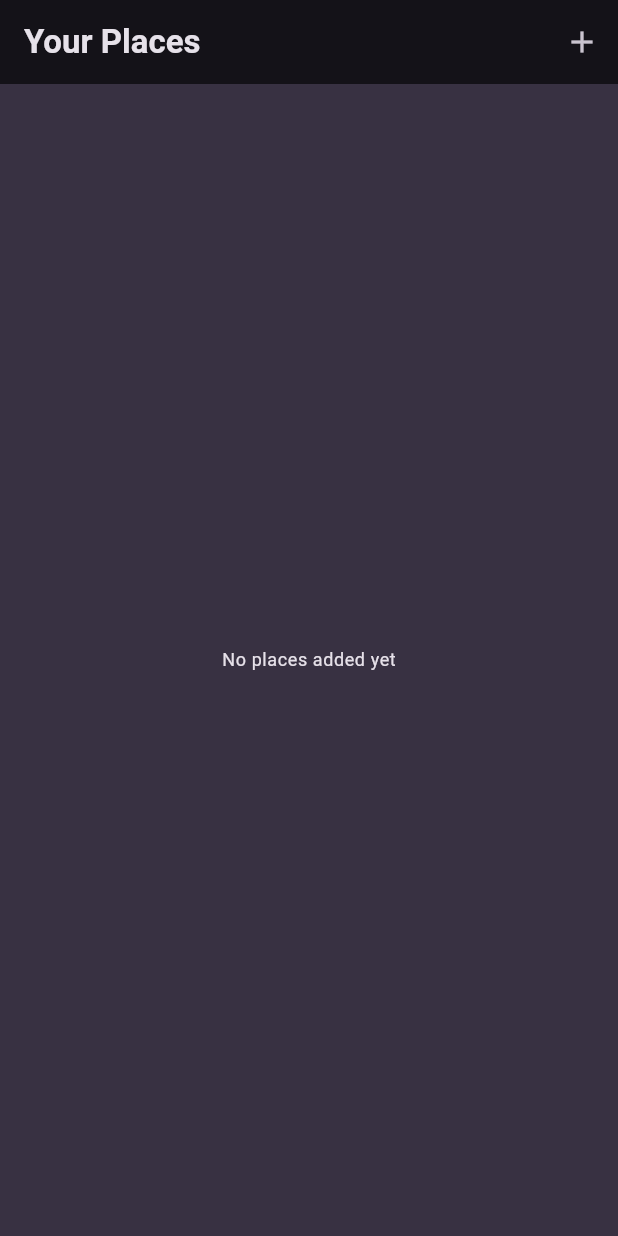
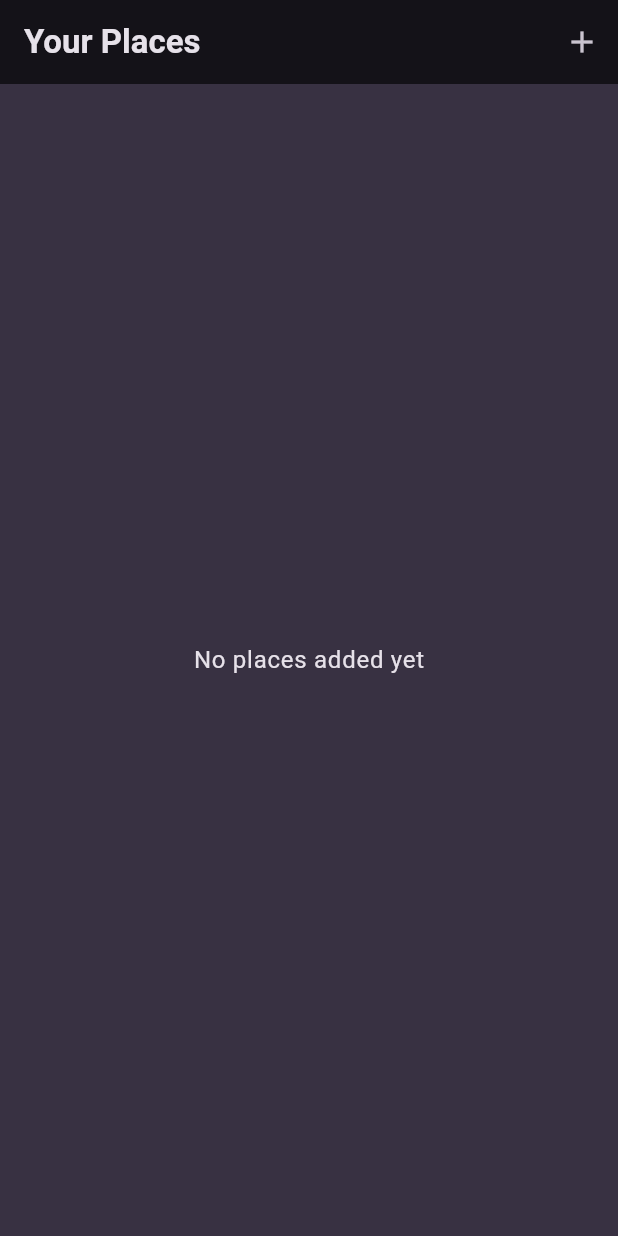
Before and after one commit to faruqonaayo/favorite_places, a Flutter app: the screen it shows after launch, on a phone screen of 412 x 824 dp. Run offline on Flutter 3.47's test engine with Material 3 defaults, Android fonts, the phone set to English and light mode, and no system bars; our stand-ins replace flutter_riverpod, google_fonts.

Commit message:
Refactor place management and UI components for improved state handling and styling

```diff
--- a/lib/models/place.dart
+++ b/lib/models/place.dart
@@ -1,6 +1,6 @@
 import 'package:uuid/uuid.dart';
 
-var uuid = Uuid();
+const uuid = Uuid();
 
 class Place {
   Place({required this.title}) : id = uuid.v4();
--- a/lib/providers/places_provider.dart
+++ b/lib/providers/places_provider.dart
@@ -2,10 +2,10 @@ import 'package:favorite_places/models/place.dart';
 import 'package:flutter_riverpod/flutter_riverpod.dart';
 
 class PlacesNotifier extends StateNotifier<List<Place>> {
-  PlacesNotifier() : super([]);
+  PlacesNotifier() : super(const []);
 
   void addNewPlace(Place newPlace) {
-    state = [...state, newPlace];
+    state = [newPlace, ...state];
   }
 }
 
--- a/lib/screens/new_place_screen.dart
+++ b/lib/screens/new_place_screen.dart
@@ -36,7 +36,7 @@ class _NewPlaceScreenState extends ConsumerState<NewPlaceScreen> {
             children: [
               TextFormField(
                 decoration: InputDecoration(label: Text("Title")),
-                style: Theme.of(context).textTheme.bodySmall!.copyWith(
+                style: Theme.of(context).textTheme.bodyMedium!.copyWith(
                   color: Theme.of(context).colorScheme.onSurface,
                 ),
                 validator: (value) {
--- a/lib/screens/place_details_screen.dart
+++ b/lib/screens/place_details_screen.dart
@@ -12,7 +12,7 @@ class PlaceDetailsScreen extends StatelessWidget {
       body: Center(
         child: Text(
           place.title,
-          style: Theme.of(context).textTheme.bodySmall!.copyWith(
+          style: Theme.of(context).textTheme.bodyLarge!.copyWith(
             color: Theme.of(context).colorScheme.onSurface,
           ),
         ),
--- a/lib/screens/places_screen.dart
+++ b/lib/screens/places_screen.dart
@@ -1,8 +1,10 @@
+import 'package:favorite_places/providers/places_provider.dart';
 import 'package:favorite_places/screens/new_place_screen.dart';
 import 'package:favorite_places/widgets/places_list.dart';
 import 'package:flutter/material.dart';
+import 'package:flutter_riverpod/flutter_riverpod.dart';
 
-class PlacesScreen extends StatelessWidget {
+class PlacesScreen extends ConsumerWidget {
   const PlacesScreen({super.key});
 
   void _navigateToNewPlaceScreen(BuildContext context) {
@@ -13,7 +15,9 @@ class PlacesScreen extends StatelessWidget {
   }
 
   @override
-  Widget build(BuildContext context) {
+  Widget build(BuildContext context, WidgetRef ref) {
+    final places = ref.watch(placesProvider);
+
     return Scaffold(
       appBar: AppBar(
         title: Text("Your Places"),
@@ -26,7 +30,7 @@ class PlacesScreen extends StatelessWidget {
           ),
         ],
       ),
-      body: PlacesList(),
+      body: PlacesList(places: places),
     );
   }
 }
--- a/lib/widgets/places_list.dart
+++ b/lib/widgets/places_list.dart
@@ -1,17 +1,12 @@
 import 'package:favorite_places/models/place.dart';
-import 'package:favorite_places/providers/places_provider.dart';
 import 'package:favorite_places/screens/place_details_screen.dart';
 import 'package:flutter/material.dart';
-import 'package:flutter_riverpod/flutter_riverpod.dart';
 
-class PlacesList extends ConsumerStatefulWidget {
-  const PlacesList({super.key});
+class PlacesList extends StatelessWidget {
+  const PlacesList({super.key, required this.places});
 
-  @override
-  ConsumerState<PlacesList> createState() => _PlacesListState();
-}
+  final List<Place> places;
 
-class _PlacesListState extends ConsumerState<PlacesList> {
   void _navigateToPlaceDetailsScreen(BuildContext context, Place place) {
     Navigator.push(
       context,
@@ -21,12 +16,11 @@ class _PlacesListState extends ConsumerState<PlacesList> {
 
   @override
   Widget build(BuildContext context) {
-    final places = ref.watch(placesProvider);
     return places.isEmpty
         ? Center(
           child: Text(
             "No places added yet",
-            style: Theme.of(context).textTheme.bodySmall!.copyWith(
+            style: Theme.of(context).textTheme.bodyLarge!.copyWith(
               color: Theme.of(context).colorScheme.onSurface,
             ),
           ),
@@ -34,10 +28,16 @@ class _PlacesListState extends ConsumerState<PlacesList> {
         : ListView.builder(
           itemCount: places.length,
           itemBuilder:
-              (ctx, index) => InkWell(
+              (ctx, index) => ListTile(
+                key: ValueKey(places[index].id),
                 onTap:
                     () => _navigateToPlaceDetailsScreen(context, places[index]),
-                child: ListTile(title: Text(places[index].title)),
+                title: Text(
+                  places[index].title,
+                  style: Theme.of(context).textTheme.titleMedium!.copyWith(
+                    color: Theme.of(context).colorScheme.onSurface,
+                  ),
+                ),
               ),
         );
   }
```
